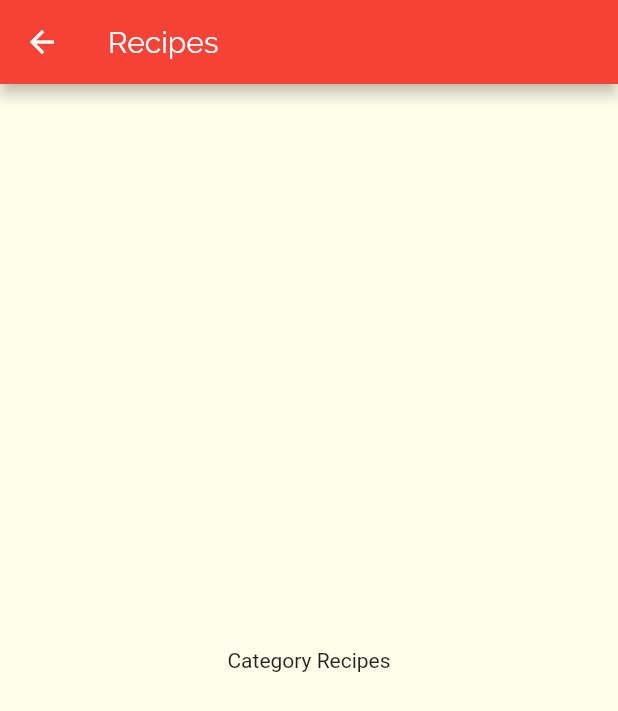
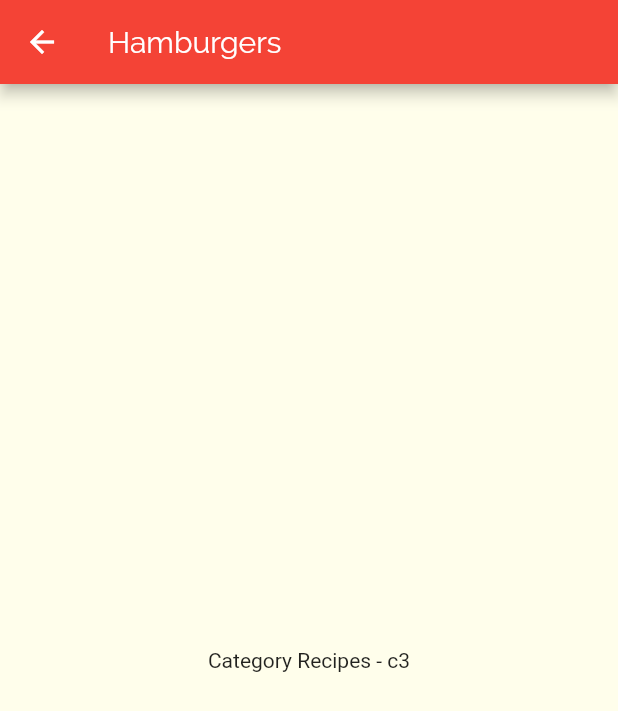
Before and after one commit to dominickbrasileiro/flutter_recipes, a Flutter app: the screen it shows after launch, after a tap on "Hamburgers", on a phone screen of 412 x 824 dp. Shown: the top 711 px of the screen. Run offline on Flutter 3.47's test engine with Material 2 defaults, Android fonts, the phone set to English and light mode, and no system bars.

Commit message:
pass category to category recipes screen

```diff
--- a/lib/components/category_item.dart
+++ b/lib/components/category_item.dart
@@ -11,7 +11,9 @@ class CategoryItem extends StatelessWidget {
   void _selectCategory(BuildContext context) {
     Navigator.of(context).push(MaterialPageRoute(
       builder: (_) {
-        return CategoryRecipesScreen();
+        return CategoryRecipesScreen(
+          category: category,
+        );
       },
     ));
   }
--- a/lib/screens/category_recipes_screen.dart
+++ b/lib/screens/category_recipes_screen.dart
@@ -1,14 +1,20 @@
 import 'package:flutter/material.dart';
 
+import '../models/category.dart';
+
 class CategoryRecipesScreen extends StatelessWidget {
+  final Category category;
+
+  const CategoryRecipesScreen({Key key, this.category}) : super(key: key);
+
   @override
   Widget build(BuildContext context) {
     return Scaffold(
       appBar: AppBar(
-        title: Text('Recipes'),
+        title: Text(category.title),
       ),
       body: Center(
-        child: Text('Category Recipes'),
+        child: Text('Category Recipes - ${category.id}'),
       ),
     );
   }
```
